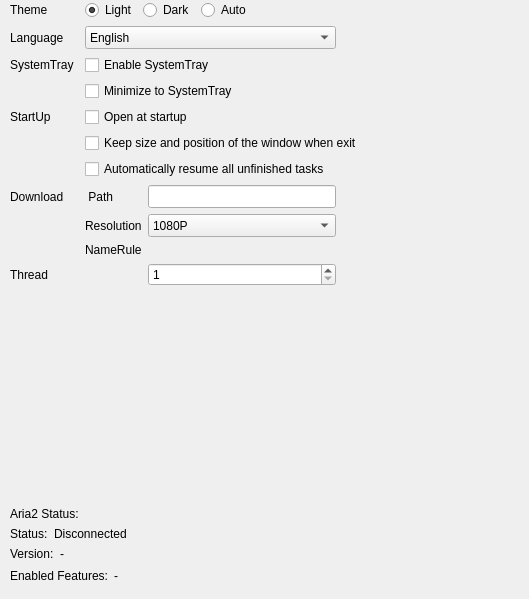
Old version of the form sVanilla/src/ClientUi/Setting/DefaultSettings.ui in the repository WangPengZhan/sVanilla.
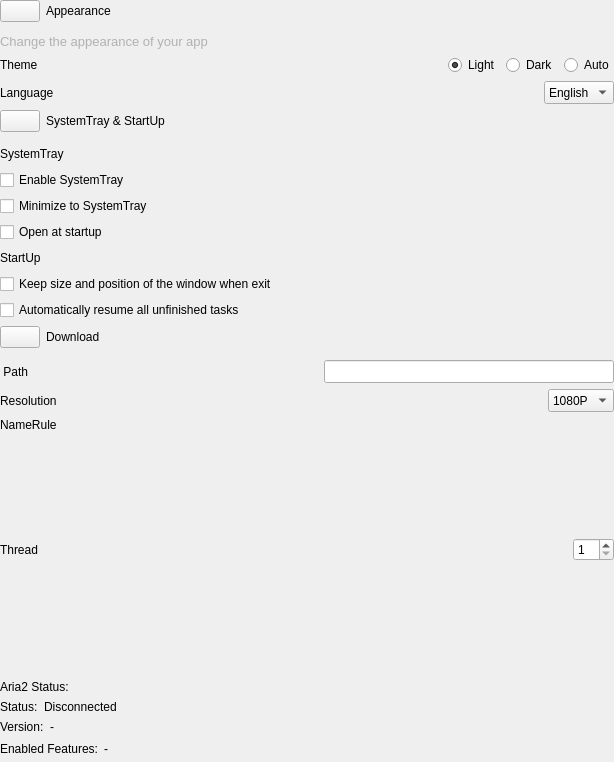
New version of the form. Icons and pictures are not drawn. Custom widgets are drawn as their Qt base class.

Commit message: feature: update ui settings

Patch:
```diff
--- a/sVanilla/src/ClientUi/Setting/DefaultSettings.ui
+++ b/sVanilla/src/ClientUi/Setting/DefaultSettings.ui
@@ -6,8 +6,8 @@
    <rect>
     <x>0</x>
     <y>0</y>
-    <width>529</width>
-    <height>599</height>
+    <width>614</width>
+    <height>762</height>
    </rect>
   </property>
   <property name="sizePolicy">
@@ -16,9 +16,9 @@
     <verstretch>0</verstretch>
    </sizepolicy>
   </property>
-  <layout class="QGridLayout" name="Layout">
+  <layout class="QVBoxLayout" name="verticalLayout_2">
    <property name="leftMargin">
-    <number>10</number>
+    <number>0</number>
    </property>
    <property name="topMargin">
     <number>0</number>
@@ -27,93 +27,119 @@
     <number>0</number>
    </property>
    <property name="bottomMargin">
-    <number>10</number>
+    <number>0</number>
    </property>
-   <item row="2" column="0">
-    <widget class="QLabel" name="labelSystemTray">
-     <property name="sizePolicy">
-      <sizepolicy hsizetype="Preferred" vsizetype="Preferred">
-       <horstretch>0</horstretch>
-       <verstretch>0</verstretch>
-      </sizepolicy>
-     </property>
-     <property name="text">
-      <string>SystemTray</string>
-     </property>
-    </widget>
-   </item>
-   <item row="4" column="1" colspan="3">
-    <widget class="QCheckBox" name="checkBoxOpenStartup">
-     <property name="text">
-      <string>Open at startup</string>
-     </property>
-    </widget>
-   </item>
-   <item row="7" column="1">
-    <widget class="QLabel" name="labelDownloadPathIdentifier">
-     <property name="sizePolicy">
-      <sizepolicy hsizetype="Preferred" vsizetype="Preferred">
-       <horstretch>0</horstretch>
-       <verstretch>0</verstretch>
-      </sizepolicy>
-     </property>
-     <property name="baseSize">
-      <size>
-       <width>0</width>
-       <height>20</height>
-      </size>
-     </property>
+   <item>
+    <widget class="QWidget" name="widgetAppearance" native="true">
+     <layout class="QHBoxLayout" name="horizontalLayout_5">
+      <property name="leftMargin">
+       <number>0</number>
+      </property>
+      <property name="topMargin">
+       <number>0</number>
+      </property>
+      <property name="rightMargin">
+       <number>0</number>
+      </property>
+      <property name="bottomMargin">
+       <number>0</number>
+      </property>
+      <item>
+       <widget class="QPushButton" name="btnAppearanceIcon">
      <property name="text">
-      <string> Path</string>
-     </property>
-    </widget>
-   </item>
-   <item row="11" column="0">
-    <widget class="QLabel" name="labelThread">
-     <property name="sizePolicy">
-      <sizepolicy hsizetype="Preferred" vsizetype="Preferred">
-       <horstretch>0</horstretch>
-       <verstretch>0</verstretch>
-      </sizepolicy>
-     </property>
-     <property name="baseSize">
-      <size>
-       <width>0</width>
-       <height>20</height>
-      </size>
-     </property>
+         <string/>
+        </property>
+        <property name="icon">
+         <iconset resource="../../../resource/sVanilla.qrc">
+          <normaloff>:/icon/appearance.svg</normaloff>:/icon/appearance.svg</iconset>
+        </property>
+        <property name="_vanillaStyle_Patch" stdset="0">
+         <string>ButtonIconPatch</string>
+        </property>
+       </widget>
+      </item>
+      <item>
+       <widget class="QLabel" name="label_2">
      <property name="text">
-      <string>Thread</string>
+         <string>Appearance</string>
      </property>
     </widget>
    </item>
-   <item row="12" column="0">
-    <spacer name="verticalSpacer">
+      <item>
+       <spacer name="horizontalSpacer_6">
      <property name="orientation">
-      <enum>Qt::Vertical</enum>
+         <enum>Qt::Orientation::Horizontal</enum>
      </property>
      <property name="sizeHint" stdset="0">
       <size>
-       <width>20</width>
-       <height>40</height>
+          <width>40</width>
+          <height>20</height>
       </size>
      </property>
     </spacer>
    </item>
-   <item row="4" column="0">
-    <widget class="QLabel" name="labelStartUpIdentifier">
-     <property name="sizePolicy">
-      <sizepolicy hsizetype="Preferred" vsizetype="Preferred">
-       <horstretch>0</horstretch>
-       <verstretch>0</verstretch>
-      </sizepolicy>
+     </layout>
+    </widget>
+   </item>
+   <item>
+    <widget class="DividingLine" name="dividingAppearance" native="true"/>
+   </item>
+   <item>
+    <widget class="QLabel" name="labelAppearanceExpain">
+     <property name="palette">
+      <palette>
+       <active>
+        <colorrole role="WindowText">
+         <brush brushstyle="SolidPattern">
+          <color alpha="66">
+           <red>0</red>
+           <green>0</green>
+           <blue>0</blue>
+          </color>
+         </brush>
+        </colorrole>
+       </active>
+       <inactive>
+        <colorrole role="WindowText">
+         <brush brushstyle="SolidPattern">
+          <color alpha="66">
+           <red>0</red>
+           <green>0</green>
+           <blue>0</blue>
+          </color>
+         </brush>
+        </colorrole>
+       </inactive>
+       <disabled/>
+      </palette>
+     </property>
+     <property name="font">
+      <font>
+       <pointsize>10</pointsize>
+       <fontweight>Light</fontweight>
+      </font>
      </property>
      <property name="text">
-      <string>StartUp</string>
+      <string>Change the appearance of your app</string>
      </property>
     </widget>
    </item>
-   <item row="0" column="0">
+   <item>
+    <widget class="QWidget" name="widget_2" native="true">
+     <layout class="QHBoxLayout" name="horizontalLayout_6">
+      <property name="leftMargin">
+       <number>0</number>
+      </property>
+      <property name="topMargin">
+       <number>0</number>
+      </property>
+      <property name="rightMargin">
+       <number>0</number>
+      </property>
+      <property name="bottomMargin">
+       <number>0</number>
+      </property>
+      <item>
     <widget class="QLabel" name="labelTheme">
      <property name="enabled">
       <bool>true</bool>
@@ -135,27 +161,7 @@
      </property>
     </widget>
    </item>
-   <item row="7" column="0">
-    <widget class="QLabel" name="labelDownload">
-     <property name="text">
-      <string>Download</string>
-     </property>
-    </widget>
-   </item>
-   <item row="0" column="3">
-    <spacer name="horizontalSpacer">
-     <property name="orientation">
-      <enum>Qt::Horizontal</enum>
-     </property>
-     <property name="sizeHint" stdset="0">
-      <size>
-       <width>40</width>
-       <height>20</height>
-      </size>
-     </property>
-    </spacer>
-   </item>
-   <item row="0" column="1" colspan="2">
+      <item>
     <widget class="QWidget" name="widget" native="true">
      <layout class="QHBoxLayout" name="horizontalLayout">
       <property name="leftMargin">
@@ -170,6 +176,19 @@
       <property name="bottomMargin">
        <number>0</number>
       </property>
+         <item>
+          <spacer name="horizontalSpacer_2">
+           <property name="orientation">
+            <enum>Qt::Orientation::Horizontal</enum>
+           </property>
+           <property name="sizeHint" stdset="0">
+            <size>
+             <width>40</width>
+             <height>20</height>
+            </size>
+           </property>
+          </spacer>
+         </item>
       <item>
        <widget class="QRadioButton" name="LightThemeButton">
         <property name="text">
@@ -194,8 +213,42 @@
         </property>
        </widget>
       </item>
+        </layout>
+       </widget>
+      </item>
+     </layout>
+    </widget>
+   </item>
       <item>
-       <spacer name="horizontalSpacer_2">
+    <widget class="QWidget" name="widgetLanguage" native="true">
+     <layout class="QHBoxLayout" name="horizontalLayout_7">
+      <property name="leftMargin">
+       <number>0</number>
+      </property>
+      <property name="topMargin">
+       <number>0</number>
+      </property>
+      <property name="rightMargin">
+       <number>0</number>
+      </property>
+      <property name="bottomMargin">
+       <number>0</number>
+      </property>
+      <item>
+       <widget class="QLabel" name="labelLanguageIdentifier">
+        <property name="sizePolicy">
+         <sizepolicy hsizetype="Preferred" vsizetype="Preferred">
+          <horstretch>0</horstretch>
+          <verstretch>0</verstretch>
+         </sizepolicy>
+        </property>
+        <property name="text">
+         <string>Language</string>
+        </property>
+       </widget>
+      </item>
+      <item>
+       <spacer name="horizontalSpacer">
         <property name="orientation">
          <enum>Qt::Horizontal</enum>
         </property>
@@ -207,18 +260,279 @@
         </property>
        </spacer>
       </item>
+      <item>
+       <widget class="QComboBox" name="comboBoxLanguge">
+        <property name="minimumSize">
+         <size>
+          <width>0</width>
+          <height>23</height>
+         </size>
+        </property>
+        <item>
+         <property name="text">
+          <string>English</string>
+         </property>
+        </item>
+        <item>
+         <property name="text">
+          <string>中文</string>
+         </property>
+        </item>
+       </widget>
+      </item>
      </layout>
     </widget>
    </item>
-   <item row="2" column="1" colspan="3">
+   <item>
+    <widget class="QWidget" name="widgetSystenTrayAndStartup" native="true">
+     <layout class="QHBoxLayout" name="horizontalLayout_8">
+      <property name="leftMargin">
+       <number>0</number>
+      </property>
+      <property name="topMargin">
+       <number>0</number>
+      </property>
+      <property name="rightMargin">
+       <number>0</number>
+      </property>
+      <property name="bottomMargin">
+       <number>0</number>
+      </property>
+      <item>
+       <widget class="QPushButton" name="pushButton">
+        <property name="text">
+         <string/>
+        </property>
+        <property name="icon">
+         <iconset resource="../../../resource/sVanilla.qrc">
+          <normaloff>:/icon/systemtray.svg</normaloff>:/icon/systemtray.svg</iconset>
+        </property>
+        <property name="_vanillaStyle_Patch" stdset="0">
+         <string>ButtonIconPatch</string>
+        </property>
+       </widget>
+      </item>
+      <item>
+       <widget class="QLabel" name="label_3">
+        <property name="text">
+         <string>SystemTray &amp; StartUp</string>
+        </property>
+       </widget>
+      </item>
+      <item>
+       <spacer name="horizontalSpacer_7">
+        <property name="orientation">
+         <enum>Qt::Orientation::Horizontal</enum>
+        </property>
+        <property name="sizeHint" stdset="0">
+         <size>
+          <width>40</width>
+          <height>20</height>
+         </size>
+        </property>
+       </spacer>
+      </item>
+     </layout>
+    </widget>
+   </item>
+   <item>
+    <widget class="DividingLine" name="dividingSystemTray" native="true"/>
+   </item>
+   <item>
+    <widget class="QWidget" name="widgetSystemTray" native="true">
+     <layout class="QGridLayout" name="gridLayout">
+      <property name="leftMargin">
+       <number>0</number>
+      </property>
+      <property name="topMargin">
+       <number>0</number>
+      </property>
+      <property name="rightMargin">
+       <number>0</number>
+      </property>
+      <property name="bottomMargin">
+       <number>0</number>
+      </property>
+      <item row="1" column="1">
+       <widget class="QLabel" name="labelSystemTray">
+        <property name="sizePolicy">
+         <sizepolicy hsizetype="Preferred" vsizetype="Preferred">
+          <horstretch>0</horstretch>
+          <verstretch>0</verstretch>
+         </sizepolicy>
+        </property>
+        <property name="text">
+         <string>SystemTray</string>
+        </property>
+       </widget>
+      </item>
+      <item row="1" column="2">
+       <spacer name="horizontalSpacer_12">
+        <property name="orientation">
+         <enum>Qt::Orientation::Horizontal</enum>
+        </property>
+        <property name="sizeHint" stdset="0">
+         <size>
+          <width>40</width>
+          <height>20</height>
+         </size>
+        </property>
+       </spacer>
+      </item>
+      <item row="2" column="1" colspan="2">
     <widget class="QCheckBox" name="checkBoxEnableTray">
      <property name="text">
       <string>Enable SystemTray</string>
      </property>
     </widget>
    </item>
+      <item row="4" column="1">
+       <widget class="QCheckBox" name="checkBoxOpenStartup">
+        <property name="text">
+         <string>Open at startup</string>
+        </property>
+       </widget>
+      </item>
+      <item row="3" column="1">
+       <widget class="QCheckBox" name="checkBoxMinToTray">
+        <property name="text">
+         <string>Minimize to SystemTray</string>
+        </property>
+       </widget>
+      </item>
+     </layout>
+    </widget>
+   </item>
+   <item>
+    <widget class="QWidget" name="widget_7" native="true">
+     <layout class="QGridLayout" name="gridLayout_2">
+      <property name="leftMargin">
+       <number>0</number>
+      </property>
+      <property name="topMargin">
+       <number>0</number>
+      </property>
+      <property name="rightMargin">
+       <number>0</number>
+      </property>
+      <property name="bottomMargin">
+       <number>0</number>
+      </property>
+      <item row="0" column="0">
+       <widget class="QLabel" name="labelStartUpIdentifier">
+        <property name="sizePolicy">
+         <sizepolicy hsizetype="Preferred" vsizetype="Preferred">
+          <horstretch>0</horstretch>
+          <verstretch>0</verstretch>
+         </sizepolicy>
+        </property>
+        <property name="text">
+         <string>StartUp</string>
+        </property>
+       </widget>
+      </item>
    <item row="1" column="0">
-    <widget class="QLabel" name="labelLanguageIdentifier">
+       <widget class="QCheckBox" name="checkBoxKeepState">
+        <property name="text">
+         <string>Keep size and position of the window when exit</string>
+        </property>
+       </widget>
+      </item>
+      <item row="0" column="1">
+       <spacer name="horizontalSpacer_13">
+        <property name="orientation">
+         <enum>Qt::Orientation::Horizontal</enum>
+        </property>
+        <property name="sizeHint" stdset="0">
+         <size>
+          <width>40</width>
+          <height>20</height>
+         </size>
+        </property>
+       </spacer>
+      </item>
+     </layout>
+    </widget>
+   </item>
+   <item>
+    <widget class="QCheckBox" name="checkBoxResumeTask">
+     <property name="text">
+      <string>Automatically resume all unfinished tasks</string>
+     </property>
+    </widget>
+   </item>
+   <item>
+    <widget class="QWidget" name="widget_4" native="true">
+     <layout class="QHBoxLayout" name="horizontalLayout_9">
+      <property name="leftMargin">
+       <number>0</number>
+      </property>
+      <property name="topMargin">
+       <number>0</number>
+      </property>
+      <property name="rightMargin">
+       <number>0</number>
+      </property>
+      <property name="bottomMargin">
+       <number>0</number>
+      </property>
+      <item>
+       <widget class="QPushButton" name="pushButton_2">
+        <property name="text">
+         <string/>
+        </property>
+        <property name="icon">
+         <iconset resource="../../../resource/sVanilla.qrc">
+          <normaloff>:/icon/download.svg</normaloff>:/icon/download.svg</iconset>
+        </property>
+        <property name="_vanillaStyle_Patch" stdset="0">
+         <string>ButtonIconPatch</string>
+        </property>
+       </widget>
+      </item>
+      <item>
+       <widget class="QLabel" name="labelDownload">
+        <property name="text">
+         <string>Download</string>
+        </property>
+       </widget>
+      </item>
+      <item>
+       <spacer name="horizontalSpacer_8">
+        <property name="orientation">
+         <enum>Qt::Orientation::Horizontal</enum>
+        </property>
+        <property name="sizeHint" stdset="0">
+         <size>
+          <width>40</width>
+          <height>20</height>
+         </size>
+        </property>
+       </spacer>
+      </item>
+     </layout>
+    </widget>
+   </item>
+   <item>
+    <widget class="DividingLine" name="dividingDownload" native="true"/>
+   </item>
+   <item>
+    <widget class="QWidget" name="widgetPath" native="true">
+     <layout class="QHBoxLayout" name="horizontalLayout_10">
+      <property name="leftMargin">
+       <number>0</number>
+      </property>
+      <property name="topMargin">
+       <number>0</number>
+      </property>
+      <property name="rightMargin">
+       <number>0</number>
+      </property>
+      <property name="bottomMargin">
+       <number>0</number>
+      </property>
+      <item>
+       <widget class="QLabel" name="labelDownloadPathIdentifier">
      <property name="sizePolicy">
       <sizepolicy hsizetype="Preferred" vsizetype="Preferred">
        <horstretch>0</horstretch>
@@ -226,11 +540,52 @@
       </sizepolicy>
      </property>
      <property name="text">
-      <string>Language</string>
+         <string> Path</string>
      </property>
     </widget>
    </item>
-   <item row="9" column="1">
+      <item>
+       <spacer name="horizontalSpacer_10">
+        <property name="orientation">
+         <enum>Qt::Orientation::Horizontal</enum>
+        </property>
+        <property name="sizeHint" stdset="0">
+         <size>
+          <width>40</width>
+          <height>20</height>
+         </size>
+        </property>
+       </spacer>
+      </item>
+      <item>
+       <widget class="::FileSelector" name="folderSelectorDownloadPath">
+        <property name="minimumSize">
+         <size>
+          <width>0</width>
+          <height>23</height>
+         </size>
+        </property>
+       </widget>
+      </item>
+     </layout>
+    </widget>
+   </item>
+   <item>
+    <widget class="QWidget" name="widget_6" native="true">
+     <layout class="QHBoxLayout" name="horizontalLayout_11">
+      <property name="leftMargin">
+       <number>0</number>
+      </property>
+      <property name="topMargin">
+       <number>0</number>
+      </property>
+      <property name="rightMargin">
+       <number>0</number>
+      </property>
+      <property name="bottomMargin">
+       <number>0</number>
+      </property>
+      <item>
     <widget class="QLabel" name="labelResolutionIdentifier">
      <property name="sizePolicy">
       <sizepolicy hsizetype="Preferred" vsizetype="Preferred">
@@ -249,7 +604,162 @@
      </property>
     </widget>
    </item>
-   <item row="11" column="2">
+      <item>
+       <spacer name="horizontalSpacer_9">
+        <property name="orientation">
+         <enum>Qt::Orientation::Horizontal</enum>
+        </property>
+        <property name="sizeHint" stdset="0">
+         <size>
+          <width>40</width>
+          <height>20</height>
+         </size>
+        </property>
+       </spacer>
+      </item>
+      <item>
+       <widget class="QComboBox" name="comboBoxResolution">
+        <property name="minimumSize">
+         <size>
+          <width>0</width>
+          <height>23</height>
+         </size>
+        </property>
+        <item>
+         <property name="text">
+          <string>1080P</string>
+         </property>
+        </item>
+        <item>
+         <property name="text">
+          <string>720P</string>
+         </property>
+        </item>
+       </widget>
+      </item>
+     </layout>
+    </widget>
+   </item>
+   <item>
+    <widget class="QWidget" name="widget_3" native="true">
+     <layout class="QHBoxLayout" name="horizontalLayout_12">
+      <property name="leftMargin">
+       <number>0</number>
+      </property>
+      <property name="topMargin">
+       <number>0</number>
+      </property>
+      <property name="rightMargin">
+       <number>0</number>
+      </property>
+      <property name="bottomMargin">
+       <number>0</number>
+      </property>
+      <item>
+       <widget class="QWidget" name="widget_5" native="true">
+        <layout class="QVBoxLayout" name="verticalLayout_3">
+         <property name="leftMargin">
+          <number>0</number>
+         </property>
+         <property name="topMargin">
+          <number>0</number>
+         </property>
+         <property name="rightMargin">
+          <number>0</number>
+         </property>
+         <property name="bottomMargin">
+          <number>0</number>
+         </property>
+         <item>
+          <widget class="QLabel" name="label">
+           <property name="text">
+            <string>NameRule</string>
+           </property>
+          </widget>
+         </item>
+         <item>
+          <spacer name="verticalSpacer_2">
+           <property name="orientation">
+            <enum>Qt::Orientation::Vertical</enum>
+           </property>
+           <property name="sizeHint" stdset="0">
+            <size>
+             <width>20</width>
+             <height>0</height>
+            </size>
+           </property>
+          </spacer>
+         </item>
+        </layout>
+       </widget>
+      </item>
+      <item>
+       <spacer name="horizontalSpacer_14">
+        <property name="orientation">
+         <enum>Qt::Orientation::Horizontal</enum>
+        </property>
+        <property name="sizeHint" stdset="0">
+         <size>
+          <width>40</width>
+          <height>20</height>
+         </size>
+        </property>
+       </spacer>
+      </item>
+      <item>
+       <widget class="NameRuleWidget" name="widgetNameRule" native="true"/>
+      </item>
+     </layout>
+    </widget>
+   </item>
+   <item>
+    <widget class="QWidget" name="widgetThread" native="true">
+     <layout class="QHBoxLayout" name="horizontalLayout_13">
+      <property name="leftMargin">
+       <number>0</number>
+      </property>
+      <property name="topMargin">
+       <number>0</number>
+      </property>
+      <property name="rightMargin">
+       <number>0</number>
+      </property>
+      <property name="bottomMargin">
+       <number>0</number>
+      </property>
+      <item>
+       <widget class="QLabel" name="labelThread">
+        <property name="sizePolicy">
+         <sizepolicy hsizetype="Preferred" vsizetype="Preferred">
+          <horstretch>0</horstretch>
+          <verstretch>0</verstretch>
+         </sizepolicy>
+        </property>
+        <property name="baseSize">
+         <size>
+          <width>0</width>
+          <height>20</height>
+         </size>
+        </property>
+        <property name="text">
+         <string>Thread</string>
+        </property>
+       </widget>
+      </item>
+      <item>
+       <spacer name="horizontalSpacer_11">
+        <property name="orientation">
+         <enum>Qt::Orientation::Horizontal</enum>
+        </property>
+        <property name="sizeHint" stdset="0">
+         <size>
+          <width>40</width>
+          <height>20</height>
+         </size>
+        </property>
+       </spacer>
+      </item>
+      <item>
     <widget class="QSpinBox" name="spinBoxThread">
      <property name="sizePolicy">
       <sizepolicy hsizetype="Minimum" vsizetype="Preferred">
@@ -274,34 +784,30 @@
      </property>
     </widget>
    </item>
-   <item row="1" column="1" colspan="2">
-    <widget class="QComboBox" name="comboBoxLanguge">
-     <property name="minimumSize">
+     </layout>
+    </widget>
+   </item>
+   <item>
+    <spacer name="verticalSpacer">
+     <property name="orientation">
+      <enum>Qt::Orientation::Vertical</enum>
+     </property>
+     <property name="sizeHint" stdset="0">
       <size>
-       <width>0</width>
-       <height>23</height>
+       <width>20</width>
+       <height>40</height>
       </size>
      </property>
-     <item>
-      <property name="text">
-       <string>English</string>
-      </property>
+    </spacer>
      </item>
      <item>
+    <widget class="QLabel" name="labelAria2Identifier">
       <property name="text">
-       <string>中文</string>
-      </property>
-     </item>
+      <string>Aria2 Status:</string>
+     </property>
     </widget>
    </item>
-   <item row="5" column="1" colspan="3">
-    <widget class="QCheckBox" name="checkBoxKeepState">
-     <property name="text">
-      <string>Keep size and position of the window when exit</string>
-     </property>
-    </widget>
-   </item>
-   <item row="14" column="0" colspan="4">
+   <item>
     <widget class="QWidget" name="widgetAria2" native="true">
      <layout class="QVBoxLayout" name="verticalLayout">
       <property name="leftMargin">
@@ -502,67 +1008,6 @@
      </layout>
     </widget>
    </item>
-   <item row="6" column="1" colspan="3">
-    <widget class="QCheckBox" name="checkBoxResumeTask">
-     <property name="text">
-      <string>Automatically resume all unfinished tasks</string>
-     </property>
-    </widget>
-   </item>
-   <item row="13" column="0">
-    <widget class="QLabel" name="labelAria2Identifier">
-     <property name="text">
-      <string>Aria2 Status:</string>
-     </property>
-    </widget>
-   </item>
-   <item row="3" column="1" colspan="3">
-    <widget class="QCheckBox" name="checkBoxMinToTray">
-     <property name="text">
-      <string>Minimize to SystemTray</string>
-     </property>
-    </widget>
-   </item>
-   <item row="7" column="2">
-    <widget class="::FileSelector" name="folderSelectorDownloadPath">
-     <property name="minimumSize">
-      <size>
-       <width>0</width>
-       <height>23</height>
-      </size>
-     </property>
-    </widget>
-   </item>
-   <item row="9" column="2">
-    <widget class="QComboBox" name="comboBoxResolution">
-     <property name="minimumSize">
-      <size>
-       <width>0</width>
-       <height>23</height>
-      </size>
-     </property>
-     <item>
-      <property name="text">
-       <string>1080P</string>
-      </property>
-     </item>
-     <item>
-      <property name="text">
-       <string>720P</string>
-      </property>
-     </item>
-    </widget>
-   </item>
-   <item row="10" column="1">
-    <widget class="QLabel" name="label">
-     <property name="text">
-      <string>NameRule</string>
-     </property>
-    </widget>
-   </item>
-   <item row="10" column="2">
-    <widget class="NameRuleWidget" name="widgetNameRule" native="true"/>
-   </item>
   </layout>
  </widget>
  <customwidgets>
@@ -577,6 +1022,12 @@
    <header>SUI/NameRule/NameRuleWidget.h</header>
    <container>1</container>
   </customwidget>
+  <customwidget>
+   <class>DividingLine</class>
+   <extends>QWidget</extends>
+   <header>SUI/DividingLine.h</header>
+   <container>1</container>
+  </customwidget>
  </customwidgets>
  <resources/>
  <connections/>
```
Left out of the diff: 28 changed lines with no effect on the pictures. Lines whose indentation alone changed are shown as unchanged. The commit also changes 19 other files.
